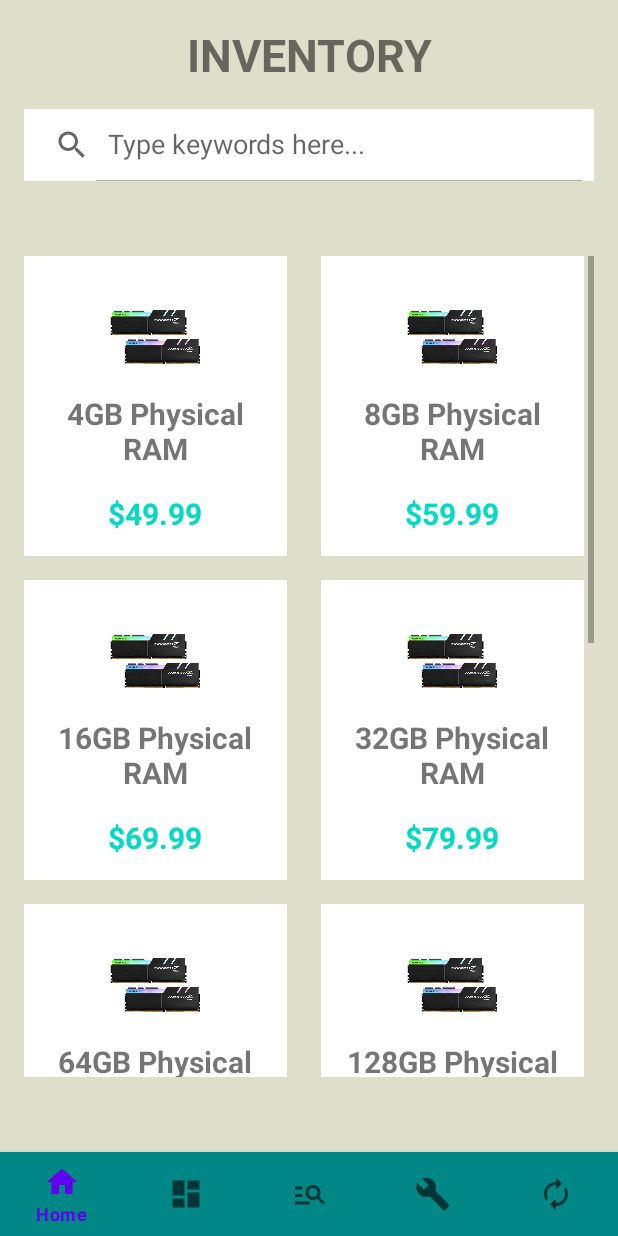
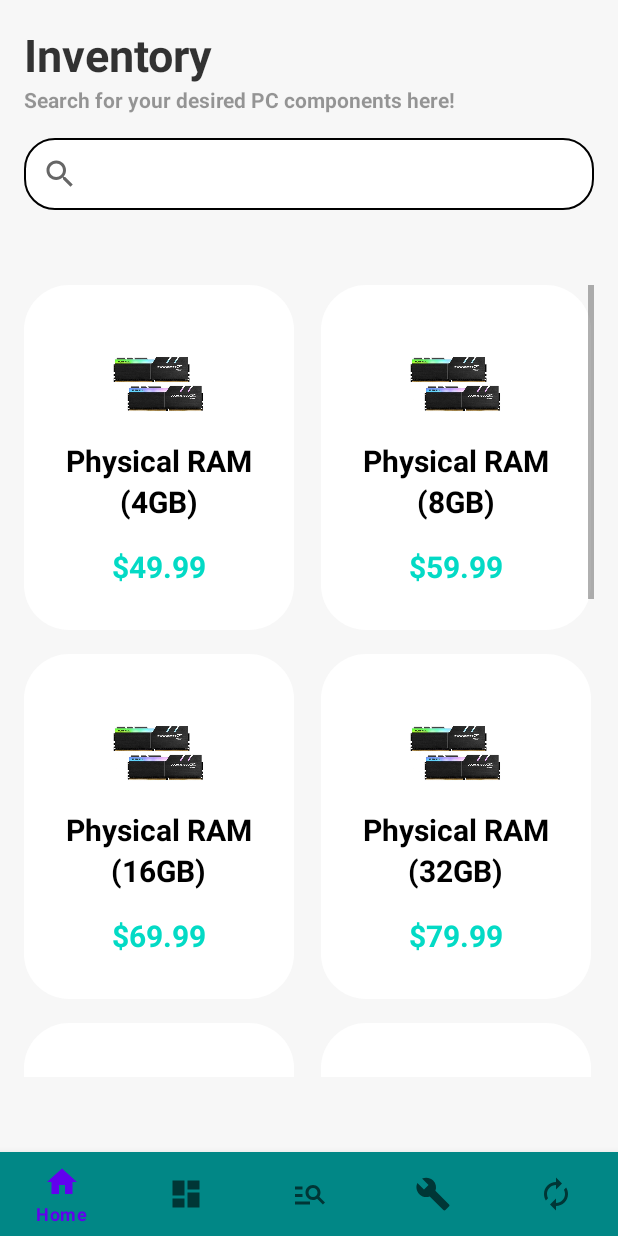
Before and after one commit to hault033092/RMIT-COSC2657-AndroidDev-2022C, an Android app: the fragment SearchFragment placed in its activity, on a phone screen of 412 x 824 dp. Run offline under Robolectric (Android 15) with nearby library versions, the phone set to English and light mode, and no system bars.

Commit message:
improved search layout & other fixes

```diff
--- a/app/src/main/java/com/example/myapplication/Adapter/SearchAdapter.java
+++ b/app/src/main/java/com/example/myapplication/Adapter/SearchAdapter.java
@@ -1,7 +1,6 @@
 package com.example.myapplication.Adapter;
 
 import android.content.Context;
-import android.util.Log;
 import android.view.LayoutInflater;
 import android.view.View;
 import android.view.ViewGroup;
@@ -55,10 +54,12 @@ public class SearchAdapter extends BaseAdapter implements Filterable {
 
         ImageView itemImage = view1.findViewById(R.id.itemImage);
         TextView itemName = view1.findViewById(R.id.itemName);
+        TextView itemSpecification = view1.findViewById(R.id.itemSpec);
         TextView itemPrice = view1.findViewById(R.id.itemPrice);
 
         itemImage.setImageResource(searchItem.getImage());
         itemName.setText(searchItem.getName());
+        itemSpecification.setText(searchItem.getSpecification());
         itemPrice.setText(searchItem.getPriceAsString());
 
         return view1;
@@ -79,14 +80,14 @@ public class SearchAdapter extends BaseAdapter implements Filterable {
                     List<SearchItem> searchResults = new ArrayList<>();
 
                     for (SearchItem searchItem : filteredItemsList) {
-                        if (searchItem.getName().toLowerCase().contains(searchString)) {
+                        if (searchItem.getName().toLowerCase().contains(searchString)
+                        || searchItem.getSpecification().toLowerCase().contains(searchString)) {
                             searchResults.add(searchItem);
                         }
                     }
 
                     filteredResults.count = searchResults.size();
                     filteredResults.values = searchResults;
-                    Log.e("search results: ", filteredResults.values.toString());
                 }
                 return filteredResults;
             }
--- a/app/src/main/java/com/example/myapplication/Entity/SearchItem.java
+++ b/app/src/main/java/com/example/myapplication/Entity/SearchItem.java
@@ -3,11 +3,13 @@ package com.example.myapplication.Entity;
 public class SearchItem {
     int image;
     String name;
+    String specification;
     float price;
 
-    public SearchItem(int image, String name, float price) {
+    public SearchItem(int image, String name, String specification, float price) {
         this.image = image;
         this.name = name;
+        this.specification = specification;
         this.price = price;
     }
 
@@ -19,6 +21,8 @@ public class SearchItem {
         return name;
     }
 
+    public String getSpecification() { return specification; }
+
     public float getPrice() {
         return price;
     }
--- a/app/src/main/java/com/example/myapplication/Model/ItemsDatabase.java
+++ b/app/src/main/java/com/example/myapplication/Model/ItemsDatabase.java
@@ -15,16 +15,19 @@ public class ItemsDatabase {
                 R.drawable.razor, R.drawable.razor, R.drawable.razor, R.drawable.razor, R.drawable.razor, R.drawable.razor
         };
 
-        String[] names = {"4GB Physical RAM", "8GB Physical RAM", "16GB Physical RAM", "32GB Physical RAM", "64GB Physical RAM", "128GB Physical RAM",
-                "Razor Viper V2", "Razor Basilisk V2", "Razor Deathadder V2", "Razor Naga V2", "Razor Orochi V2", "Razor Pro Click V2"
+        String[] names = {"Physical RAM", "Physical RAM", "Physical RAM", "Physical RAM", "Physical RAM", "Physical RAM",
+                "Razor Viper", "Razor Basilisk", "Razor Deathadder", "Razor Naga", "Razor Orochi", "Razor Pro Click"
         };
+
+        String[] specifications = {"(4GB)", "(8GB)", "(16GB)", "(32GB)", "(64GB)", "(128GB)",
+                "(V2)", "(V2)", "(V2)", "(V2)", "(V2)", "(V2)"};
 
         float[] prices = {49.99f, 59.99f, 69.99f, 79.99f, 89.99f, 99.99f,
                 109.99f, 119.99f, 129.99f, 139.99f, 149.99f, 159.99f
         };
 
         for (int i = 0; i < names.length; i++) {
-            SearchItem item = new SearchItem(images[i], names[i], prices[i]);
+            SearchItem item = new SearchItem(images[i], names[i], specifications[i], prices[i]);
             itemsList.add(item);
         }
 
--- /dev/null
+++ b/app/src/main/res/drawable/rounded_rectangle_bordered.xml
@@ -0,0 +1,14 @@
+<?xml version="1.0" encoding="utf-8"?>
+<shape xmlns:android="http://schemas.android.com/apk/res/android"
+    android:padding="10dp"
+    android:shape="rectangle">
+    <solid android:color="#FFFFFF" />
+    <stroke android:width="1dp"
+        android:color="@color/black" />
+
+    <corners
+        android:bottomLeftRadius="20dp"
+        android:bottomRightRadius="20dp"
+        android:topLeftRadius="20dp"
+        android:topRightRadius="20dp" />
+</shape>
--- a/app/src/main/res/layout/activity_main.xml
+++ b/app/src/main/res/layout/activity_main.xml
@@ -11,7 +11,7 @@
         android:layout_width="match_parent"
         android:layout_height="match_parent"
         android:layout_above="@+id/bottom_navigation"
-        android:background="#DEDFCA" />
+        android:background="#F7F7F7" />
 
     <com.google.android.material.bottomnavigation.BottomNavigationView
         android:id="@+id/bottom_navigation"
--- a/app/src/main/res/layout/fragment_cart.xml
+++ b/app/src/main/res/layout/fragment_cart.xml
@@ -39,7 +39,7 @@
                     android:text="My Cart"
                     android:textAlignment="gravity"
                     android:textColor="#CC000000"
-                    android:textSize="30dp"
+                    android:textSize="30sp"
                     android:textStyle="bold" />
 
             </LinearLayout>
--- a/app/src/main/res/layout/fragment_search.xml
+++ b/app/src/main/res/layout/fragment_search.xml
@@ -5,17 +5,27 @@
     android:layout_height="match_parent"
     android:orientation="vertical"
     tools:context=".ui.search.SearchFragment"
-    android:background="#DEDFCA">
+    android:background="#F7F7F7">
 
     <TextView
         android:layout_width="match_parent"
         android:layout_height="wrap_content"
-        android:text="Inventory"
+        android:text="@string/inventory"
+        android:textColor="#CC000000"
         android:textSize="30sp"
         android:textStyle="bold"
-        android:textAllCaps="true"
-        android:textAlignment="center"
-        android:paddingVertical="@dimen/activity_vertical_margin" />
+        android:paddingTop="@dimen/activity_vertical_margin"
+        android:layout_marginHorizontal="@dimen/activity_horizontal_margin" />
+
+    <TextView
+        android:id="@+id/subHeader"
+        android:layout_width="match_parent"
+        android:layout_height="wrap_content"
+        android:text="@string/sub_header"
+        android:textColor="#66000000"
+        android:textStyle="bold"
+        android:paddingBottom="@dimen/activity_vertical_margin"
+        android:layout_marginHorizontal="@dimen/activity_horizontal_margin" />
 
     <LinearLayout
         android:id="@+id/search"
@@ -28,9 +38,9 @@
             android:id="@+id/searchBar"
             android:layout_width="match_parent"
             android:layout_height="match_parent"
-            android:iconifiedByDefault="false"
             android:queryHint="Type keywords here..."
-            android:background="@color/white" />
+            android:background="@drawable/rounded_rectangle_bordered"
+            android:defaultFocusHighlightEnabled="false" />
 
     </LinearLayout>
 
--- a/app/src/main/res/layout/search_item.xml
+++ b/app/src/main/res/layout/search_item.xml
@@ -1,12 +1,12 @@
 <?xml version="1.0" encoding="utf-8"?>
 <LinearLayout xmlns:android="http://schemas.android.com/apk/res/android"
-    android:layout_width="175dp"
-    android:layout_height="200dp"
-    android:layout_gravity="center_horizontal"
+    android:layout_width="180dp"
+    android:layout_height="230dp"
+    android:gravity="center"
     android:orientation="vertical"
     android:paddingVertical="@dimen/activity_vertical_margin"
     android:paddingHorizontal="@dimen/activity_horizontal_margin"
-    android:background="@color/white"
+    android:background="@drawable/rounded_layout"
     >
 
     <ImageView
@@ -21,9 +21,22 @@
         android:layout_height="wrap_content"
         android:layout_gravity="center"
         android:text="name"
+        android:textColor="#000000"
         android:textAlignment="center"
         android:textStyle="bold"
         android:textSize="20sp" />
+
+    <TextView
+        android:id="@+id/itemSpec"
+        android:layout_width="wrap_content"
+        android:layout_height="wrap_content"
+        android:layout_gravity="center"
+        android:text="spec"
+        android:textColor="#000000"
+        android:textAlignment="center"
+        android:textStyle="bold"
+        android:textSize="20sp" />
+
     <TextView
         android:id="@+id/itemPrice"
         android:layout_width="wrap_content"
--- a/app/src/main/res/values/strings.xml
+++ b/app/src/main/res/values/strings.xml
@@ -5,5 +5,7 @@
     <string name="title_search">Search</string>
     <string name="title_pcbuilder">PC Builder</string>
     <string name="title_buyback">Buyback</string>
+    <string name="inventory">Inventory</string>
+    <string name="sub_header">Search for your desired PC components here!</string>
 
 </resources>
```
